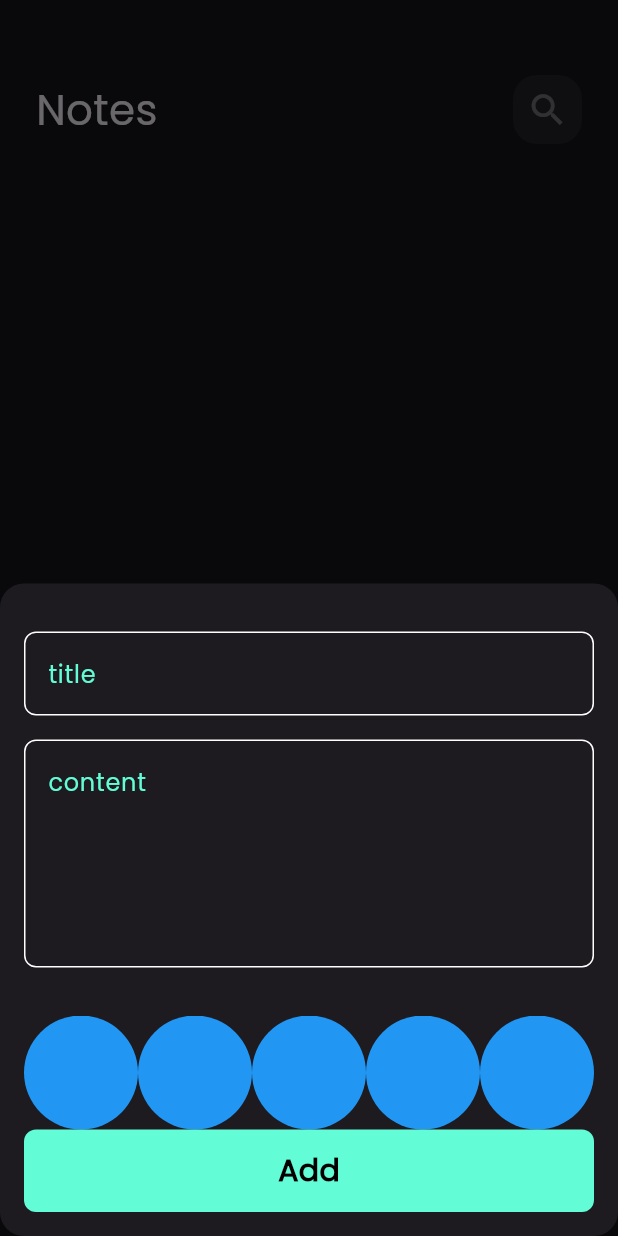
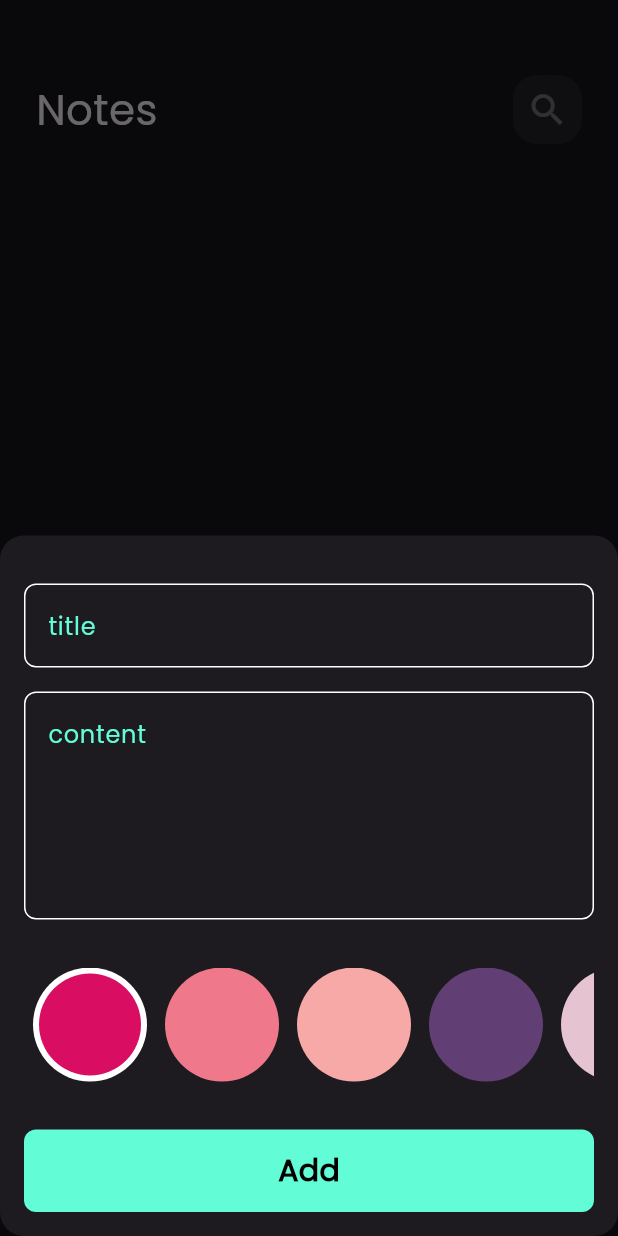
Before and after one commit to shehabbebo/notes_app, a Flutter app: the screen it shows after launch, after a tap on the "add" icon, on a phone screen of 412 x 824 dp. Run offline on Flutter 3.47's test engine with Material 3 defaults, Android fonts, the phone set to English and light mode, and no system bars; our stand-ins replace bloc, flutter_bloc, hive, hive_flutter, modal_progress_hud_nsn; accounts and stored records are empty.

Commit message:
colors  list view part2

```diff
--- a/lib/views/weight/Colors.listView.dart
+++ b/lib/views/weight/Colors.listView.dart
@@ -1,29 +1,67 @@
 import 'package:flutter/material.dart';
 
 class ColorItem extends StatelessWidget {
-  const ColorItem({super.key});
-
+  const ColorItem({super.key, required this.isActive, required this.color});
+  final bool isActive;
+  final Color color;
   @override
   Widget build(BuildContext context) {
-    return CircleAvatar(
-      radius: 38,
-      backgroundColor: Colors.blue,
-    );
+    return isActive
+        ? CircleAvatar(
+            radius: 38,
+            backgroundColor: Colors.white,
+            child: CircleAvatar(
+              radius: 34,
+              backgroundColor: color,
+            ),
+          )
+        : CircleAvatar(
+            radius: 38,
+            backgroundColor: color,
+          );
   }
 }
 
-class ColorsListView extends StatelessWidget {
-  const ColorsListView({super.key});
+class ColorsListView extends StatefulWidget {
+  const ColorsListView({
+    super.key,
+  });
 
+  @override
+  State<ColorsListView> createState() => _ColorsListViewState();
+}
+
+class _ColorsListViewState extends State<ColorsListView> {
+  int currentIndex = 0;
+
+  List<Color> colors = [
+    Color(0xffD90E63),
+    Color(0xffEF798A),
+    Color(0xffF7A9A8),
+    Color(0xff613F75),
+    Color(0xffE5C3D1),
+    Color(0xff988B8E),
+  ];
   @override
   Widget build(BuildContext context) {
     return SizedBox(
       height: 38 * 2,
       child: ListView.builder(
-          itemCount: 10,
+          itemCount: colors.length,
           scrollDirection: Axis.horizontal,
           itemBuilder: (context, index) {
-            return ColorItem();
+            return Padding(
+                padding: EdgeInsets.symmetric(horizontal: 6),
+                child: GestureDetector(
+                  onTap: () {
+                    currentIndex = index;
+                    setState(() {});
+                  },
+                  child: ColorItem(
+                    color: colors[index],
+                    isActive: currentIndex == index,
+                  ),
+                ));
           }),
     );
   }
--- a/lib/views/weight/add_note_form.dart
+++ b/lib/views/weight/add_note_form.dart
@@ -44,6 +44,7 @@ class _addNoteformState extends State<addNoteform> {
           ),
           SizedBox(height: 32),
           ColorsListView(),
+          SizedBox(height: 32),
           BlocBuilder<AddNotesCubit, AddNoteState>(builder: (context, state) {
             return CustomButton(
               isLoading: state is AddNotesLoading ? true : false,
```
